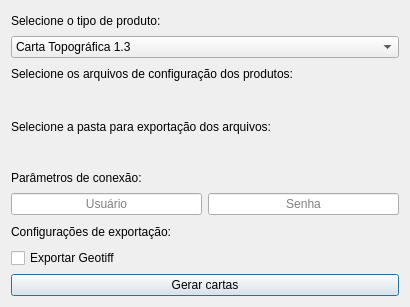
Above: resources/uis/editionPluginBaseDialog.ui from dsgoficial/ferramentas_edicao before the change. Below: the same form after it.
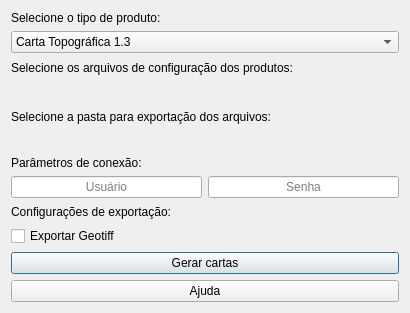
That is the form after the change. Custom widgets are drawn as their Qt base class.

Commit message: Atualizar_ui_BotaoAjuda

Patch:
```diff
--- a/resources/uis/editionPluginBaseDialog.ui
+++ b/resources/uis/editionPluginBaseDialog.ui
@@ -7,7 +7,7 @@
     <x>0</x>
     <y>0</y>
     <width>410</width>
-    <height>307</height>
+    <height>313</height>
    </rect>
   </property>
   <property name="windowTitle">
@@ -192,6 +192,13 @@
      </property>
     </widget>
    </item>
+   <item>
+    <widget class="QPushButton" name="helpButton">
+     <property name="text">
+      <string>Ajuda</string>
+     </property>
+    </widget>
+   </item>
   </layout>
  </widget>
  <customwidgets>
```
Left out of the diff: 2 changed lines with no effect on the pictures.
